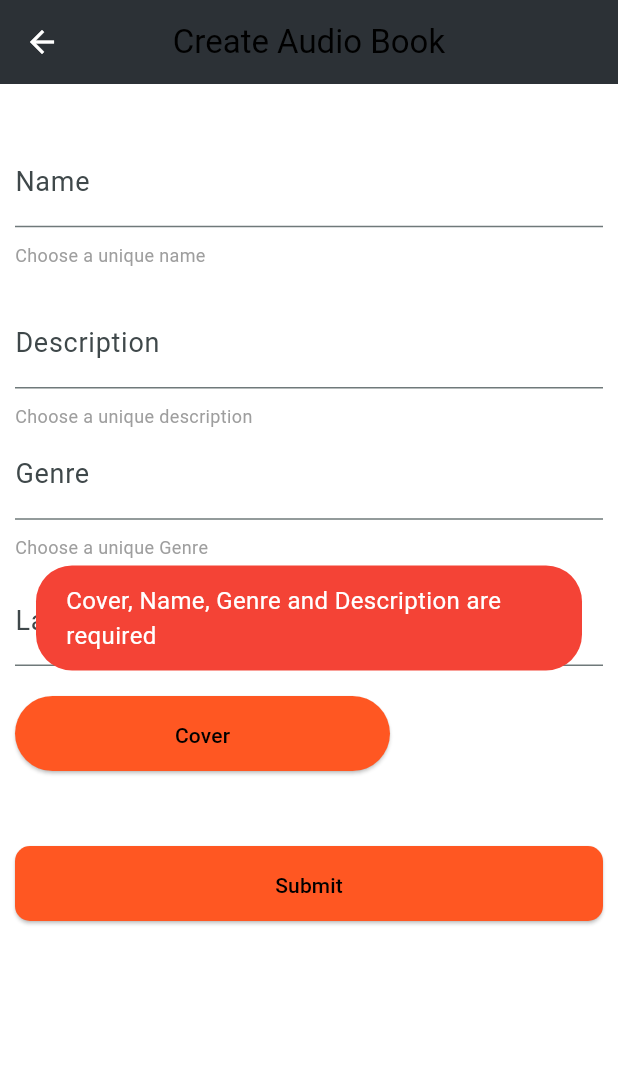
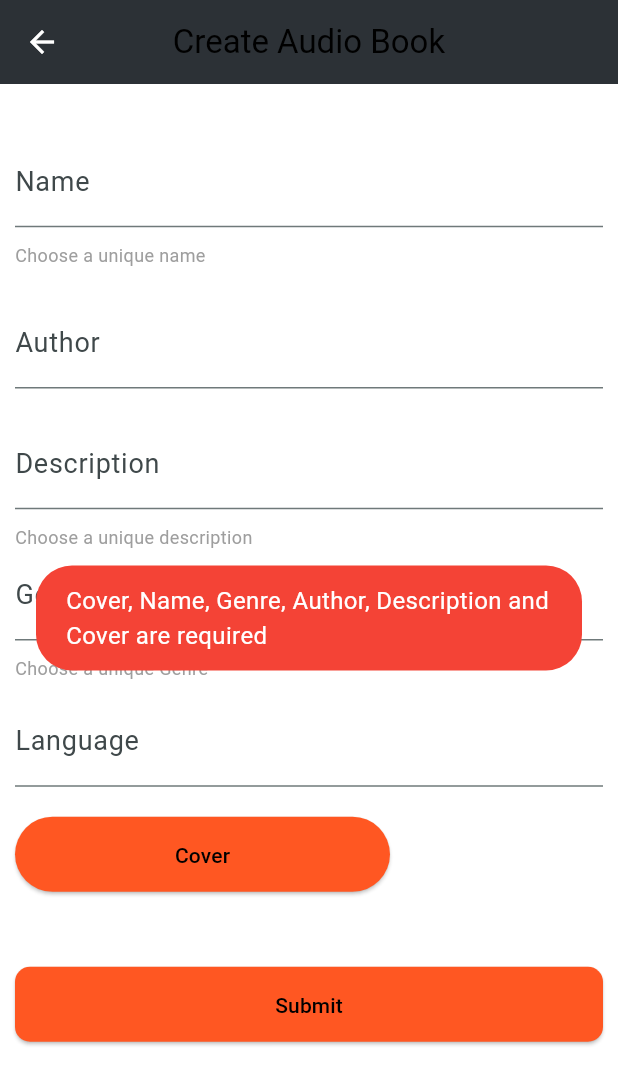
Before and after one commit to mudassirnizamani/smartfm_poc, a Flutter app: the CreateAudioBook screen opened by its route, after a tap on "Submit", on a phone screen of 412 x 824 dp. Shown: the top 1085 px of the screen. Run offline on Flutter 3.47's test engine with Material 3 defaults, Android fonts, the phone set to English and light mode, and no system bars; our stand-ins replace dio, file_picker, flutter_rating_bar, fluttertoast, intl_phone_field, just_audio and 3 more; missing offline and left inert: audio_session; accounts and stored records are empty; network calls fail; Roboto replaces fonts that are missing (SourceSansPro).

Commit message:
Update API base URL and fix variable name

```diff
--- a/lib/config/config.dart
+++ b/lib/config/config.dart
@@ -1,3 +1,3 @@
 class Config {
-  static const String apiBaseUrl = "http://localhost:4001";
+  static const String apiBaseUrl = "http://localhost:8080";
 }
--- a/lib/models/audio_book.dart
+++ b/lib/models/audio_book.dart
@@ -1,43 +1,50 @@
 class AudioBook {
   final String publishedAt;
-  final String name;
+  final String title;
   final String genre;
+  final String author;
   final String description;
   final String language;
   final String coverImage;
   final int totalDuration;
-  final String audioBookId;
+  final String bookId;
+  final String userId;
 
   AudioBook({
     required this.publishedAt,
-    required this.audioBookId,
     required this.coverImage,
     required this.description,
     required this.genre,
     required this.language,
-    required this.name,
     required this.totalDuration,
+    required this.author,
+    required this.bookId,
+    required this.title,
+    required this.userId,
   });
 
   factory AudioBook.fromJson(Map<String, dynamic> json) => AudioBook(
         publishedAt: json["publishedAt"] as String,
-        audioBookId: json["audioBookId"] as String,
+        bookId: json["bookId"] as String,
         coverImage: json["coverImage"] as String,
         description: json["description"] as String,
         genre: json["genre"] as String,
         language: json["language"] as String,
-        name: json["name"] as String,
+        title: json["title"] as String,
         totalDuration: json["totalDuration"] as int,
+        author: json["author"] as String,
+        userId: json["userId"] as String,
       );
 
   Map<String, dynamic> toJson() => {
         "publishedAt": publishedAt,
-        "audioBookId": audioBookId,
+        "bookId": bookId,
         "coverImage": coverImage,
         "description": description,
         "genre": genre,
         "language": language,
-        "name": name,
+        "title": title,
         "totalDuration": totalDuration,
+        "author": author,
       };
 }
--- a/lib/screens/create_audio_book.dart
+++ b/lib/screens/create_audio_book.dart
@@ -4,7 +4,7 @@ import 'package:file_picker/file_picker.dart';
 import 'package:flutter/material.dart';
 import 'package:fluttertoast/fluttertoast.dart';
 import 'package:smartfm_poc/config/routes.dart';
-import 'package:smartfm_poc/services/audio_books.dart';
+import 'package:smartfm_poc/services/books_service.dart';
 
 class CreateAudioBook extends StatefulWidget {
   const CreateAudioBook({super.key});
@@ -14,16 +14,20 @@ class CreateAudioBook extends StatefulWidget {
 }
 
 class _CreateAudioBookState extends State<CreateAudioBook> {
-  String name = '';
+  String title = '';
   String genre = '';
   String description = '';
   String language = '';
+  String author = '';
   File? cover;
 
   Future<void> createAudioBook() async {
-    if (name.isEmpty || genre.isEmpty || description.isEmpty || cover == null) {
+    if (title.isEmpty ||
+        genre.isEmpty ||
+        description.isEmpty ||
+        cover == null) {
       Fluttertoast.showToast(
-          msg: "Cover, Name, Genre and Description are required",
+          msg: "Cover, Name, Genre, Author, Description and Cover are required",
           toastLength: Toast.LENGTH_SHORT,
           gravity: ToastGravity.CENTER,
           timeInSecForIosWeb: 1,
@@ -36,8 +40,8 @@ class _CreateAudioBookState extends State<CreateAudioBook> {
     try {
       final navigator = Navigator.of(context);
 
-      await AudioBookService.createAudioBook(
-          name, description, genre, cover!, language);
+      await BooksService.createBook(
+          title, description, genre, cover!, language, author);
 
       Fluttertoast.showToast(
           msg: "Successfully Created Audiobook",
@@ -103,7 +107,7 @@ class _CreateAudioBookState extends State<CreateAudioBook> {
                       labelText: 'Name',
                     ),
                     onChanged: (value) => setState(() {
-                      name = value;
+                      title = value;
                     }),
                   ),
                   const SizedBox(
@@ -112,6 +116,18 @@ class _CreateAudioBookState extends State<CreateAudioBook> {
                   const Text(
                     "Choose a unique name",
                     style: TextStyle(color: Colors.grey, fontSize: 12),
+                  ),
+                  const SizedBox(
+                    height: 20,
+                  ),
+                  TextField(
+                    decoration: const InputDecoration(
+                      border: UnderlineInputBorder(),
+                      labelText: 'Author',
+                    ),
+                    onChanged: (value) => setState(() {
+                      author = value;
+                    }),
                   ),
                   const SizedBox(
                     height: 20,
--- a/lib/screens/player.dart
+++ b/lib/screens/player.dart
@@ -264,7 +264,7 @@ class _PlayerState extends State<Player> {
                       ),
                     ),
                     Text(
-                      args.audioBook.name,
+                      args.audioBook.title,
                       style: const TextStyle(
                         fontSize: 30,
                         color: Colors.white,
```
Also changed, not shown: lib/screens/audio_book_details.dart (+11 -9 lines), lib/screens/auth.dart (+4 -3 lines), lib/screens/create_chapter.dart (+8 -7 lines), lib/services/audio_books.dart (deleted, +0 -133 lines), lib/services/auth_service.dart (renamed from lib/services/auth.dart, +6 -6 lines), lib/services/books_service.dart (added, +86 -0 lines), lib/services/episodes_service.dart (added, +44 -0 lines), lib/services/user_service.dart (+1 -37 lines), lib/services/users_library_service.dart (added, +36 -0 lines), lib/types/auth.dart (+24 -11 lines), lib/widgets/audio_books_list.dart (+5 -6 lines).
